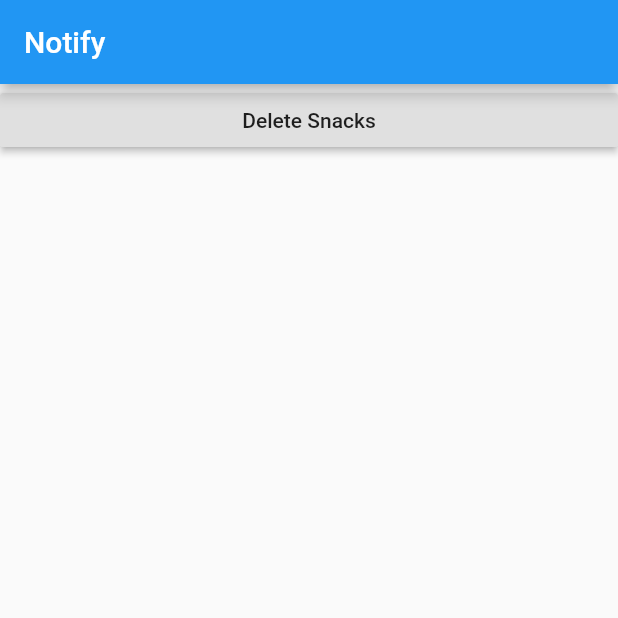
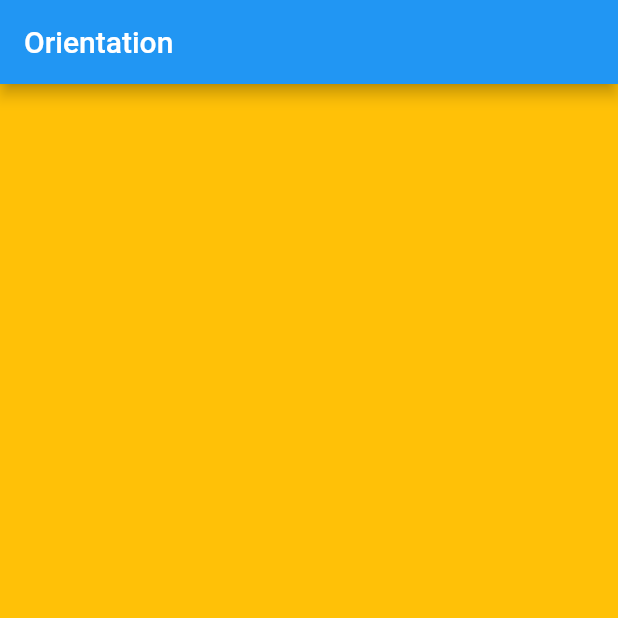
Before and after one commit to cornell19/more_widgets, a Flutter app: the screen it shows after launch, on a phone screen of 412 x 824 dp, the top half of it. Run offline on Flutter 3.47's test engine with Material 2 defaults, Android fonts, the phone set to English and light mode, and no system bars.

Commit message:
unit 7 module 5 final

```diff
--- a/lib/main.dart
+++ b/lib/main.dart
@@ -2,6 +2,7 @@ import 'package:flutter/material.dart';
 import 'package:more_widgets/clip_page.dart';
 import 'package:more_widgets/gridview_page.dart';
 import 'package:more_widgets/notify_page.dart';
+import 'package:more_widgets/orientation_page.dart';
 import 'package:more_widgets/stack_page.dart';
 import 'package:more_widgets/table_page.dart';
 
@@ -15,7 +16,7 @@ class MyApp extends StatelessWidget {
       theme: ThemeData(
         primarySwatch: Colors.blue,
       ),
-      home: NotifyPage(),
+      home: OrientationPage(),
     );
   }
 }
--- /dev/null
+++ b/lib/orientation_page.dart
@@ -0,0 +1,22 @@
+import 'package:flutter/material.dart';
+
+class OrientationPage extends StatelessWidget {
+  @override
+  Widget build(BuildContext context) {
+    final orientation = MediaQuery.of(context).orientation;
+    Color color;
+    if (orientation == Orientation.portrait)
+      color = Colors.amber;
+    else
+      color = Colors.blueGrey;
+
+    return Scaffold(
+      appBar: AppBar(
+        title: const Text('Orientation'),
+      ),
+      body: Container(
+        color: color,
+      ),
+    );
+  }
+}
```
